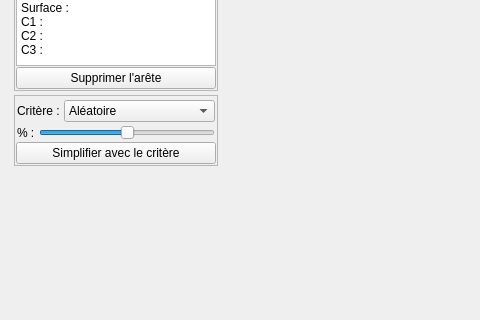
Old version of the form DecimationM1/mainwindow.ui in the repository BrokShad/Decimation_qualite_visuelle; both pictures show x 0 to 480 and y 88 to 408 of the 632 by 408 pixel window.
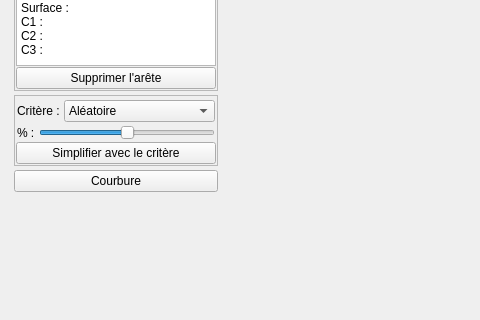
New version of the form. Custom widgets are drawn as their Qt base class.

```diff
--- a/DecimationM1/mainwindow.ui
+++ b/DecimationM1/mainwindow.ui
@@ -353,6 +353,13 @@
          </layout>
         </widget>
        </item>
+       <item>
+        <widget class="QPushButton" name="pushButton">
+         <property name="text">
+          <string>Courbure</string>
+         </property>
+        </widget>
+       </item>
        <item>
         <spacer name="verticalSpacer">
          <property name="orientation">
```
